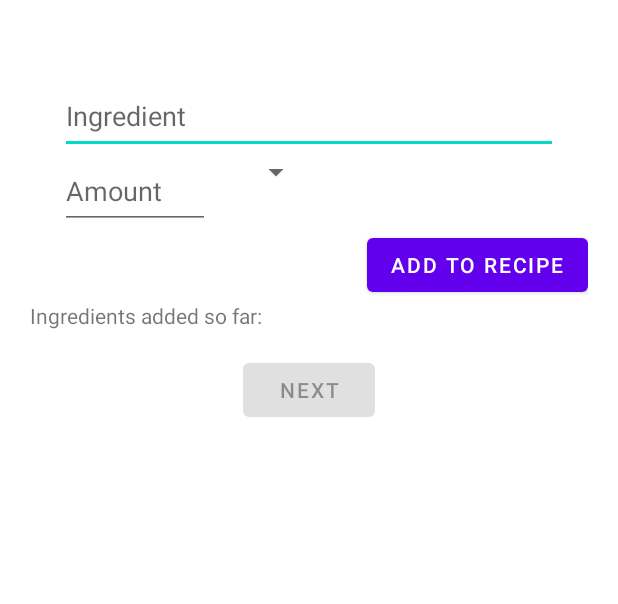
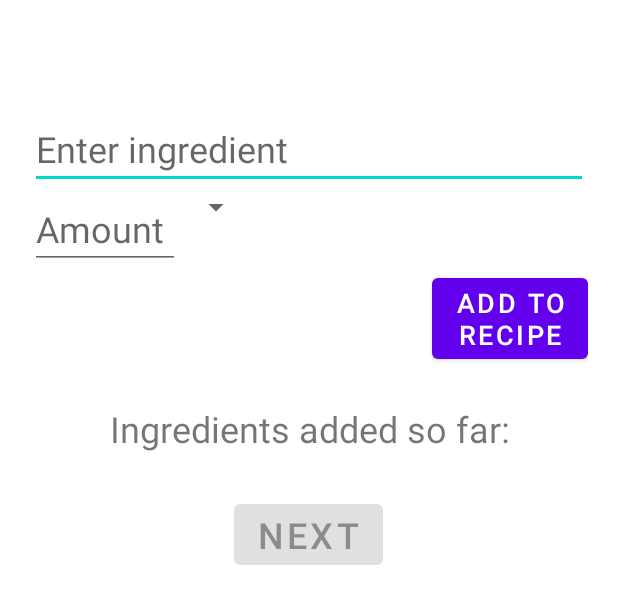
Before and after one commit to spacepigglet/Recipe-converter-app, an Android app: the layout fragment_add_ingredients.xml on its own in the app's theme, with its tools: preview values and no code run, on a phone screen of 412 x 824 dp. Shown: the top 604 px of the screen. Run offline under Robolectric (Android 15) with nearby library versions, the phone set to English and light mode, and no system bars.

Commit message:
fragment_add_ingredients.xml

```diff
--- a/app/src/main/java/com/example/recipe_converter_app/ui/home/AddIngredientsFragment.java
+++ b/app/src/main/java/com/example/recipe_converter_app/ui/home/AddIngredientsFragment.java
@@ -1,6 +1,5 @@
 package com.example.recipe_converter_app.ui.home;
 
-import android.R.layout;
 import android.os.Bundle;
 import android.view.LayoutInflater;
 import android.view.View;
@@ -51,7 +50,7 @@ public class AddIngredientsFragment extends Fragment {
     }
     private void setupUnitSpinner() {
         ArrayAdapter<Unit> adapter = new ArrayAdapter<>(requireContext(),
-                android.R.layout.simple_spinner_item, Unit.values());
+                R.layout.spinner_list, Unit.values());
         adapter.setDropDownViewResource(android.R.layout.simple_spinner_dropdown_item);
         binding.unitSpinner.setAdapter(adapter);
 
@@ -94,7 +93,7 @@ public class AddIngredientsFragment extends Fragment {
 
     private void displayTitle() {
         String title = newRecipeViewModel.getRecipe().getName();
-        String textToDisplay = getString(R.string.recipe) + " " + title ;
+        String textToDisplay = getString(R.string.recipe_text) + " " + title ;
         binding.recipeTitle.setText(textToDisplay);
     }
 
--- a/app/src/main/res/layout/fragment_add_ingredients.xml
+++ b/app/src/main/res/layout/fragment_add_ingredients.xml
@@ -26,16 +26,16 @@
                 android:layout_width="match_parent"
                 android:layout_height="wrap_content"
                 android:textAlignment="center"
-                android:textSize="24dp" />
+                android:textSize="24dp"
+                android:layout_marginBottom="20dp"/>
 
             <EditText
                 android:id="@+id/edit_ingredient"
                 android:layout_width="match_parent"
                 android:layout_height="wrap_content"
                 android:minHeight="50dp"
-                android:layout_marginStart="20dp"
-                android:layout_marginEnd="20dp"
-                android:hint="@string/edit_text1"
+                android:hint="@string/edit_text_ingredient"
+                android:textSize="24sp"
                 android:inputType="text"
                 android:singleLine="true"
                 android:imeOptions="actionNext"/>
@@ -48,17 +48,17 @@
                     android:layout_width="100dp"
                     android:layout_height="wrap_content"
                     android:minHeight="50dp"
-                    android:layout_marginStart="20dp"
-                    android:layout_marginEnd="20dp"
-                    android:hint="@string/edit_text2"
+                    android:textSize="24sp"
+                    android:hint="@string/edit_text_amount"
                     android:inputType="numberDecimal"/>
 
                 <Spinner
                     android:id="@+id/unit_spinner"
                     android:layout_width="wrap_content"
                     android:layout_height="wrap_content"
+                    android:scrollbarSize="24dp"
                     android:minWidth="30dp"
-                    android:minHeight="20dp"/>
+                    android:minHeight="24dp"/>
             </LinearLayout>
 
             <Button
@@ -66,16 +66,21 @@
                 android:layout_width="wrap_content"
                 android:layout_height="wrap_content"
                 android:text="@string/add_button_text"
+                android:textSize="18sp"
                 android:layout_gravity="right"/>
             <TextView
                 android:id="@+id/current_recipe"
                 android:layout_width="match_parent"
                 android:layout_height="wrap_content"
-                android:text="@string/ingredients_added_so_far"/>
+                android:layout_marginTop="24dp"
+                android:textSize="24sp"
+                android:text="@string/ingredients_added_so_far"
+                android:gravity="center"/>
             <Button
                 android:id="@+id/next_button"
                 android:layout_width="wrap_content"
                 android:layout_height="wrap_content"
+                android:textSize="24sp"
                 android:text="@string/next_button_text"
                 android:layout_gravity="center"
                 android:enabled="false"/>
--- a/app/src/main/res/values/strings.xml
+++ b/app/src/main/res/values/strings.xml
@@ -3,15 +3,15 @@
     <string name="title_home">Create recipe</string>
     <string name="title_my_recipes">My Recipes</string>
     <string name="title_settings">Settings</string>
-    <string name="edit_text1">Ingredient</string>
-    <string name="edit_text2">Amount</string>
+    <string name="edit_text_ingredient">Enter ingredient</string>
+    <string name="edit_text_amount">Amount</string>
     <string name="new_amount">New amount</string>
-    <string name="add_button_text">Add to recipe</string>
+    <string name="add_button_text">Add to\nrecipe</string>
     <string name="next_button_text">Next</string>
     <string name="edit_title">Enter recipe title</string>
     <string name="new_recipe_button_text">Create new recipe</string>
     <string name="title_add_ingredients">Add Ingredients</string>
-    <string name="recipe">"Recipe: "</string>
+    <string name="recipe_text">"Recipe: "</string>
     <string name="ingredients_added_so_far">Ingredients added so far:\n</string>
     <string name="choose_base_ingredient">Choose Base Ingredient</string>
     <string name="generate_recipe">Generate recipe!</string>
@@ -19,4 +19,5 @@
     <string name="no_recipes_found">No recipes found.</string>
     <string name="text_size_normal">24sp</string>
     <string name="text_size_title">28sp</string>
+    <string name="default_unit_position">default_unit_position</string>
 </resources>
```
Also changed, not shown: app/src/main/java/com/example/recipe_converter_app/ui/settings/SettingsFragment.java (+15 -3 lines), app/src/main/res/layout/spinner_list.xml (added, +9 -0 lines).
